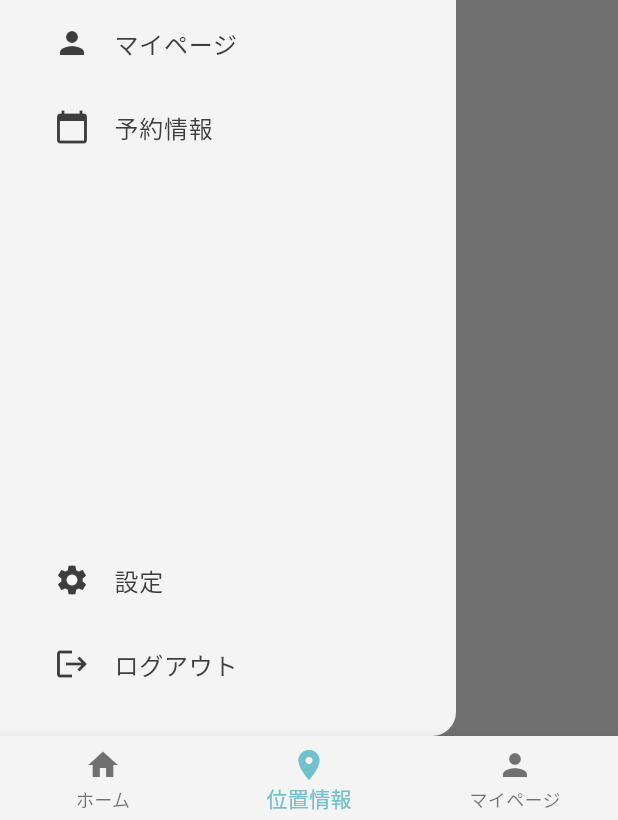
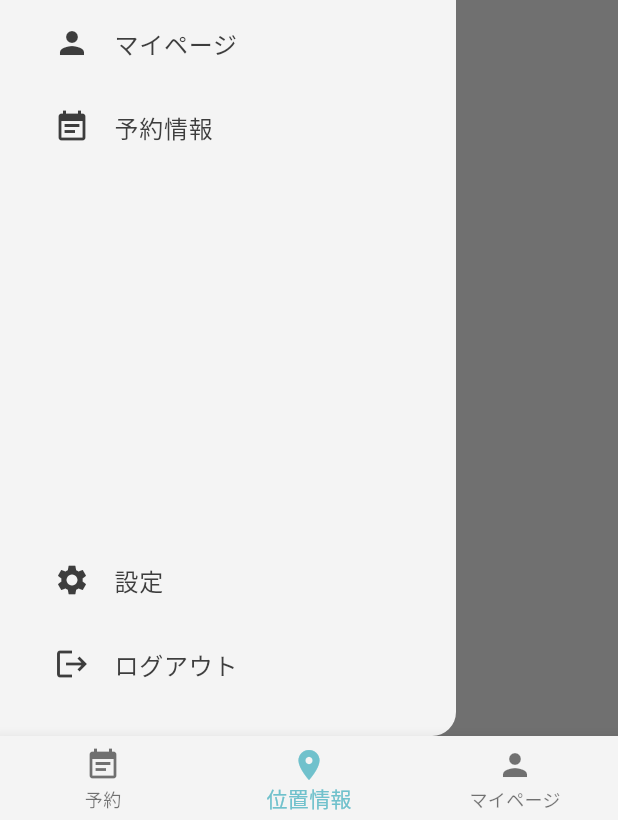
Before and after one commit to hiropoo/cafeteria_reserve, a Flutter app: the MainPage screen opened directly, item 2 of the bottom bar chosen, after a tap on the "menu" icon, on a phone screen of 412 x 824 dp. Shown: the part 413-1233 px from the top of the screen. Run offline on Flutter 3.47's test engine with Material 3 defaults, Android fonts, the phone set to English and light mode, and no system bars; our stand-ins replace flutter_hooks, freezed_annotation, hooks_riverpod, riverpod_annotation, shared_preferences; accounts and stored records are empty; generated files the repository leaves out were written again.

Commit message:
⚡️ ホームページ -> 予約ページ

```diff
--- a/lib/src/components/my_drawer.dart
+++ b/lib/src/components/my_drawer.dart
@@ -75,7 +75,7 @@ class MyDrawer extends ConsumerWidget {
           // 予約
           MyDrawerTile(
             title: '予約情報',
-            icon: Icons.calendar_today,
+            icon: Icons.event_note,
             onTap: () {
               Navigator.pop(context);
             },
--- a/lib/src/features/reserve/pages/reservation_page.dart
+++ b/lib/src/features/reserve/pages/reservation_page.dart
@@ -30,7 +30,7 @@ class ReservationPage extends StatelessWidget {
 
       // 位置情報を送信する画面
       body: const Center(
-        child: Text("Home Page"),
+        child: Text("Reservation Page"),
       ),
     );
   }
--- a/lib/src/main_page.dart
+++ b/lib/src/main_page.dart
@@ -21,7 +21,7 @@ class MainPage extends ConsumerWidget {
         physics: const NeverScrollableScrollPhysics(), // ページスワイプを無効にする
         controller: pageController,
         children: const [
-          // ホーム画面
+          // 予約画面
           ReservationPage(),
 
           // 位置情報送信画面
@@ -38,10 +38,10 @@ class MainPage extends ConsumerWidget {
       // bottomNavigationBar
       bottomNavigationBar: BottomNavigationBar(
         items: const [
-          // ホーム
+          // 予約
           BottomNavigationBarItem(
-            icon: Icon(Icons.home),
-            label: 'ホーム',
+            icon: Icon(Icons.event_note),
+            label: '予約',
           ),
 
           // 位置情報
```
